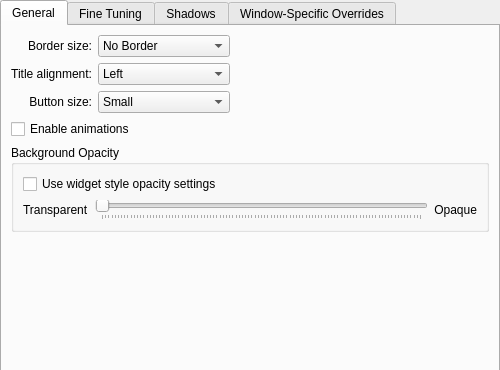
Above: decoration/config/ui/oxygenconfigurationui.ui from KDE/oxygen-transparent before the change; both pictures show x 0 to 500 and y 0 to 370 of the 500 by 623 pixel window. Below: the same form after it.
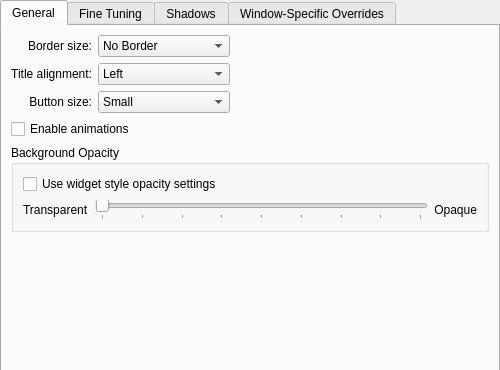
That is the form after the change. Custom widgets are drawn as their Qt base class.

Commit message: use 0 to 256 for opacity sliders. Remove conversions.

What changed in the file:
```diff
--- a/decoration/config/ui/oxygenconfigurationui.ui
+++ b/decoration/config/ui/oxygenconfigurationui.ui
@@ -65,7 +65,10 @@
              <item>
               <widget class="QSlider" name="backgroundOpacity">
                <property name="maximum">
-                <number>100</number>
+                <number>256</number>
+               </property>
+               <property name="pageStep">
+                <number>32</number>
                </property>
                <property name="orientation">
                 <enum>Qt::Horizontal</enum>
```
The commit also changes 3 other files.
